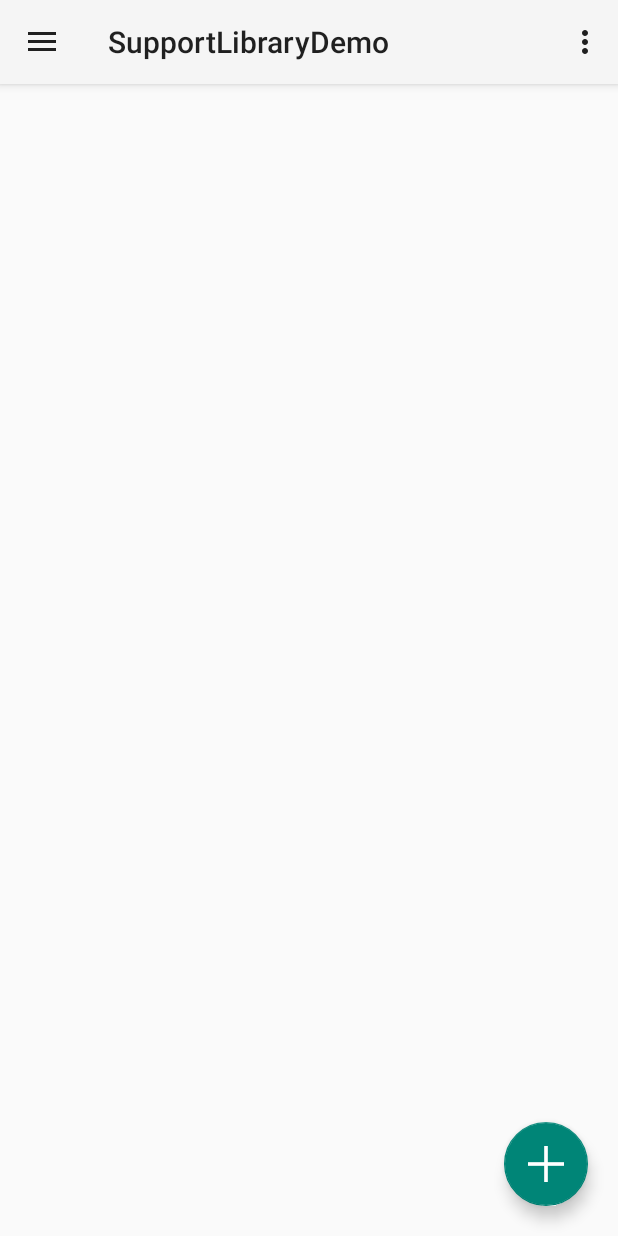
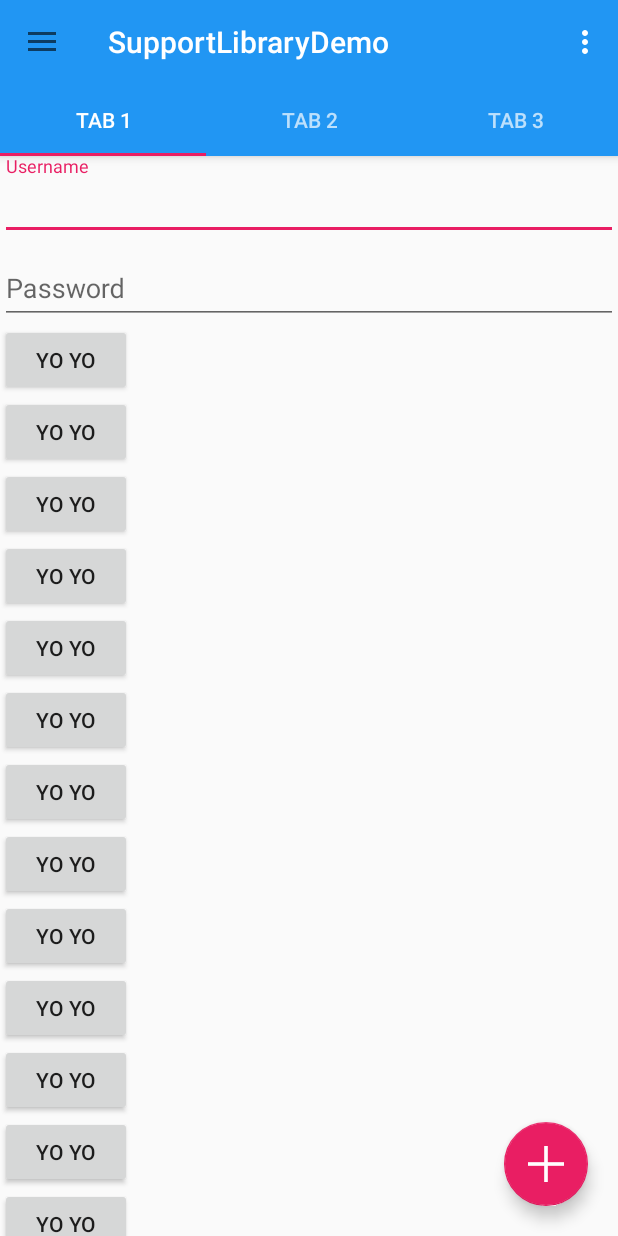
Before and after one commit to ybin/AndroidDemo, an Android app: the screen it shows after launch (MainActivity), on a phone screen of 412 x 824 dp. Run offline under Robolectric (Android 15) with nearby library versions, the phone set to English and light mode, and no system bars.

Commit message:
design support library.

```diff
--- a/supportlibrarydemo/src/main/java/com/ybin/supportlibrarydemo/MainActivity.java
+++ b/supportlibrarydemo/src/main/java/com/ybin/supportlibrarydemo/MainActivity.java
@@ -2,18 +2,44 @@ package com.ybin.supportlibrarydemo;
 
 import android.content.res.Configuration;
 import android.os.Bundle;
+import android.support.design.widget.CollapsingToolbarLayout;
+import android.support.design.widget.CoordinatorLayout;
+import android.support.design.widget.FloatingActionButton;
+import android.support.design.widget.Snackbar;
+import android.support.design.widget.TabLayout;
 import android.support.v4.widget.DrawerLayout;
 import android.support.v7.app.ActionBar;
 import android.support.v7.app.ActionBarDrawerToggle;
 import android.support.v7.app.AppCompatActivity;
+import android.support.v7.widget.Toolbar;
 import android.util.Log;
 import android.view.Menu;
 import android.view.MenuItem;
+import android.view.View;
 
 public class MainActivity extends AppCompatActivity {
     private static final String TAG = MainActivity.class.getSimpleName();
 
+    /**
+     * App的整体布局就是一个DrawerLayout，它分为两大部分：
+     *      main frame:   内容展示区域
+     *      drawer frame: 滑动抽屉区域
+     * 为了使得drawer跟toolbar(action bar)实现联动，如点击toolbar icon会
+     * 弹出、收缩drawer，手动关闭或者打开drawer(如左右滑动)时toolbar icon
+     * 会有动画效果，即toolbar和drawer是有联动关系的，于是便创建了DrawerToggle
+     * 类，它实现了DrawerListener接口，也是可以处理drawer的打开、关闭等事件，
+     *      mDrawerLayout.setDrawerListener(mDrawerToggle);
+     * 这样就把drawer跟drawer toggle关联起来了。其次还要把drawer toggle跟
+     * toolbar关联起来，
+     *      onOptionsItemSelected()中首先调用drawer toggle接口，
+     *      if (mDrawerToggle.onOptionsItemSelected(item)) {
+     *          return true;
+     *      }
+     * 这样toolbar的事件就传递给drawer toggle了，而它会将这些事件转换为
+     * drawer的打开、关闭等动作。
+     */
     private DrawerLayout mDrawerLayout;
+    private CoordinatorLayout mRootContentView;
     private ActionBarDrawerToggle mDrawerToggle;
 
     @Override
@@ -22,6 +48,7 @@ public class MainActivity extends AppCompatActivity {
         setContentView(R.layout.activity_main);
 
         mDrawerLayout = (DrawerLayout) findViewById(R.id.drawer_layout);
+        mRootContentView = (CoordinatorLayout) findViewById(R.id.main_frame);
         mDrawerToggle = new ActionBarDrawerToggle(
                 this,
                 mDrawerLayout,
@@ -29,11 +56,7 @@ public class MainActivity extends AppCompatActivity {
                 R.string.close_drawer_desc);
         mDrawerLayout.setDrawerListener(mDrawerToggle);
 
-        ActionBar actionBar = getSupportActionBar();
-        if (actionBar != null) {
-            actionBar.setHomeButtonEnabled(true);
-            actionBar.setDisplayHomeAsUpEnabled(true);
-        }
+        initInstance();
     }
 
     @Override
@@ -55,12 +78,9 @@ public class MainActivity extends AppCompatActivity {
         return true;
     }
 
-    int num = 0;
     @Override
     public boolean onOptionsItemSelected(MenuItem item) {
         Log.d(TAG, "onOptionsItemSelected() called with " + "item = [" + item.getItemId() + "]");
-
-
 
         if (mDrawerToggle.onOptionsItemSelected(item)) {
             return true;
@@ -78,4 +98,38 @@ public class MainActivity extends AppCompatActivity {
 
         return super.onOptionsItemSelected(item);
     }
+
+    private void initInstance() {
+        FloatingActionButton fab = (FloatingActionButton) findViewById(R.id.fab);
+        fab.setOnClickListener(new View.OnClickListener() {
+            @Override
+            public void onClick(View v) {
+                Snackbar.make(mRootContentView, "Hello, snackbar", Snackbar.LENGTH_SHORT)
+                        .setAction("UNDO", new View.OnClickListener() {
+                            @Override
+                            public void onClick(View v) {
+                                //
+                            }
+                        }).show();
+            }
+        });
+
+        // tool bar
+        Toolbar toolBar = (Toolbar) findViewById(R.id.toolbar);
+        setSupportActionBar(toolBar);
+        ActionBar actionBar = getSupportActionBar();
+        if (actionBar != null) {
+            actionBar.setHomeButtonEnabled(true);
+            actionBar.setDisplayHomeAsUpEnabled(true);
+        }
+
+        // tab layout
+        TabLayout tabLayout = (TabLayout) findViewById(R.id.tabLayout);
+        tabLayout.addTab(tabLayout.newTab().setText("Tab 1"));
+        tabLayout.addTab(tabLayout.newTab().setText("Tab 2"));
+        tabLayout.addTab(tabLayout.newTab().setText("Tab 3"));
+
+//        CollapsingToolbarLayout collapsingToolbarLayout = (CollapsingToolbarLayout) findViewById(R.id.collapsingToolbarLayout);
+//        collapsingToolbarLayout.setTitle("Design Library");
+    }
 }
--- a/supportlibrarydemo/src/main/res/layout/activity_main.xml
+++ b/supportlibrarydemo/src/main/res/layout/activity_main.xml
@@ -1,35 +1,32 @@
+<?xml version="1.0" encoding="utf-8"?>
 <android.support.v4.widget.DrawerLayout
     android:id="@+id/drawer_layout"
     xmlns:android="http://schemas.android.com/apk/res/android"
+    xmlns:app="http://schemas.android.com/apk/res-auto"
     android:layout_width="match_parent"
     android:layout_height="match_parent">
 
-    <FrameLayout
-        android:id="@+id/main_content"
+    <!-- main frame -->
+    <android.support.design.widget.CoordinatorLayout
+        android:id="@+id/main_frame"
         android:layout_width="match_parent"
         android:layout_height="match_parent">
 
-        <android.support.design.widget.FloatingActionButton
-            android:layout_width="wrap_content"
-            android:layout_height="wrap_content"
-            android:src="@drawable/ic_plus"
-            android:layout_margin="20dp"
-            android:layout_gravity="bottom|end"/>
+        <include layout="@layout/app_bar"/>
+        <include layout="@layout/main_content"/>
+        <include layout="@layout/floating_action_bar"/>
 
-    </FrameLayout>
+    </android.support.design.widget.CoordinatorLayout>
 
-    <LinearLayout
-        android:id="@+id/drawer_content"
-        android:layout_width="240dp"
+    <!-- drawer frame -->
+    <android.support.design.widget.NavigationView
+        android:id="@+id/navigation_frame"
+        android:layout_width="wrap_content"
         android:layout_height="match_parent"
         android:layout_gravity="start"
-        android:background="#fff"
-        android:orientation="vertical">
-
-        <TextView android:layout_width="wrap_content" android:layout_height="wrap_content"
-            android:textAppearance="?android:attr/textAppearanceLarge"/>
-
-    </LinearLayout>
-
+        app:headerLayout="@layout/nav_header"
+        app:itemIconTint="#333"
+        app:itemTextColor="#333"
+        app:menu="@menu/nav_drawer_items"/>
 
 </android.support.v4.widget.DrawerLayout>
--- /dev/null
+++ b/supportlibrarydemo/src/main/res/layout/app_bar.xml
@@ -0,0 +1,51 @@
+<?xml version="1.0" encoding="utf-8"?>
+<!-- the application bar -->
+<android.support.design.widget.AppBarLayout
+    xmlns:android="http://schemas.android.com/apk/res/android"
+    xmlns:app="http://schemas.android.com/apk/res-auto"
+    android:layout_width="match_parent"
+    android:layout_height="wrap_content"
+    android:theme="@style/ThemeOverlay.AppCompat.Dark.ActionBar">
+
+    <!--<android.support.design.widget.CollapsingToolbarLayout
+        android:id="@+id/collapsingToolbarLayout"
+        android:layout_width="match_parent"
+        android:layout_height="match_parent"
+        app:contentScrim="?attr/colorPrimary"
+        app:layout_scrollFlags="scroll|exitUntilCollapsed">
+
+        <ImageView
+            android:layout_width="match_parent"
+            android:layout_height="match_parent"
+            android:scaleType="centerCrop"
+            android:src="@drawable/header"
+            app:layout_collapseMode="parallax"
+            app:layout_collapseParallaxMultiplier="0.7"/>
+
+        <android.support.v7.widget.Toolbar
+            android:id="@+id/toolbar"
+            android:layout_width="match_parent"
+            android:layout_height="?attr/actionBarSize"
+            android:minHeight="?attr/actionBarSize"
+            app:layout_collapseMode="pin"
+            app:popupTheme="@style/ThemeOverlay.AppCompat.Light"
+            app:theme="@style/ThemeOverlay.AppCompat.Dark.ActionBar"/>
+
+    </android.support.design.widget.CollapsingToolbarLayout>-->
+
+    <android.support.v7.widget.Toolbar
+        android:id="@+id/toolbar"
+        android:layout_width="match_parent"
+        android:layout_height="?attr/actionBarSize"
+        android:minHeight="?attr/actionBarSize"
+        app:layout_collapseMode="pin"
+        app:popupTheme="@style/ThemeOverlay.AppCompat.Light"
+        app:theme="@style/ThemeOverlay.AppCompat.Dark.ActionBar"/>
+
+    <!-- tab layout -->
+    <android.support.design.widget.TabLayout
+        android:id="@+id/tabLayout"
+        android:layout_width="match_parent"
+        android:layout_height="wrap_content"
+        app:theme="@style/ThemeOverlay.AppCompat.Dark.ActionBar"/>
+</android.support.design.widget.AppBarLayout>
--- /dev/null
+++ b/supportlibrarydemo/src/main/res/layout/floating_action_bar.xml
@@ -0,0 +1,10 @@
+<?xml version="1.0" encoding="utf-8"?>
+<!-- floating action bar, must be the last one -->
+<android.support.design.widget.FloatingActionButton
+    android:id="@+id/fab"
+    xmlns:android="http://schemas.android.com/apk/res/android"
+    android:layout_width="wrap_content"
+    android:layout_height="wrap_content"
+    android:layout_gravity="bottom|end"
+    android:layout_margin="20dp"
+    android:src="@drawable/ic_plus"/>
--- /dev/null
+++ b/supportlibrarydemo/src/main/res/layout/main_content.xml
@@ -0,0 +1,95 @@
+<?xml version="1.0" encoding="utf-8"?>
+<!-- the real main content -->
+<android.support.v4.widget.NestedScrollView
+    xmlns:android="http://schemas.android.com/apk/res/android"
+    xmlns:app="http://schemas.android.com/apk/res-auto"
+    android:layout_width="match_parent"
+    android:layout_height="match_parent"
+    android:fillViewport="true"
+    app:layout_behavior="@string/appbar_scrolling_view_behavior">
+    <LinearLayout
+        android:layout_width="match_parent"
+        android:layout_height="match_parent"
+        android:orientation="vertical">
+
+        <android.support.design.widget.TextInputLayout
+            android:layout_width="match_parent"
+            android:layout_height="wrap_content">
+            <EditText
+                android:layout_width="match_parent"
+                android:layout_height="wrap_content"
+                android:hint="Username"
+                android:imeOptions="actionNext"/>
+        </android.support.design.widget.TextInputLayout>
+
+        <android.support.design.widget.TextInputLayout
+            android:layout_width="match_parent"
+            android:layout_height="wrap_content">
+            <EditText
+                android:layout_width="match_parent"
+                android:layout_height="wrap_content"
+                android:hint="Password"/>
+        </android.support.design.widget.TextInputLayout>
+
+        <Button
+            android:layout_width="wrap_content"
+            android:layout_height="wrap_content"
+            android:text="Yo Yo"/>
+        <Button
+            android:layout_width="wrap_content"
+            android:layout_height="wrap_content"
+            android:text="Yo Yo"/>
+        <Button
+            android:layout_width="wrap_content"
+            android:layout_height="wrap_content"
+            android:text="Yo Yo"/>
+        <Button
+            android:layout_width="wrap_content"
+            android:layout_height="wrap_content"
+            android:text="Yo Yo"/>
+        <Button
+            android:layout_width="wrap_content"
+            android:layout_height="wrap_content"
+            android:text="Yo Yo"/>
+        <Button
+            android:layout_width="wrap_content"
+            android:layout_height="wrap_content"
+            android:text="Yo Yo"/>
+        <Button
+            android:layout_width="wrap_content"
+            android:layout_height="wrap_content"
+            android:text="Yo Yo"/>
+        <Button
+            android:layout_width="wrap_content"
+            android:layout_height="wrap_content"
+            android:text="Yo Yo"/>
+        <Button
+            android:layout_width="wrap_content"
+            android:layout_height="wrap_content"
+            android:text="Yo Yo"/>
+        <Button
+            android:layout_width="wrap_content"
+            android:layout_height="wrap_content"
+            android:text="Yo Yo"/>
+        <Button
+            android:layout_width="wrap_content"
+            android:layout_height="wrap_content"
+            android:text="Yo Yo"/>
+        <Button
+            android:layout_width="wrap_content"
+            android:layout_height="wrap_content"
+            android:text="Yo Yo"/>
+        <Button
+            android:layout_width="wrap_content"
+            android:layout_height="wrap_content"
+            android:text="Yo Yo"/>
+        <Button
+            android:layout_width="wrap_content"
+            android:layout_height="wrap_content"
+            android:text="Yo Yo"/>
+        <Button
+            android:layout_width="wrap_content"
+            android:layout_height="wrap_content"
+            android:text="Yo Yo"/>
+    </LinearLayout>
+</android.support.v4.widget.NestedScrollView>
--- /dev/null
+++ b/supportlibrarydemo/src/main/res/layout/nav_header.xml
@@ -0,0 +1,29 @@
+<?xml version="1.0" encoding="utf-8"?>
+<RelativeLayout
+    xmlns:android="http://schemas.android.com/apk/res/android"
+    android:layout_width="match_parent"
+    android:layout_height="192dp"
+    android:theme="@style/ThemeOverlay.AppCompat.Dark">
+
+    <ImageView
+        android:layout_width="match_parent"
+        android:layout_height="match_parent"
+        android:scaleType="centerCrop"
+        android:src="@drawable/nav_header_bg"/>
+
+    <ImageView
+        android:id="@+id/photo"
+        android:layout_width="wrap_content"
+        android:layout_height="wrap_content"
+        android:layout_centerInParent="true"
+        android:src="@drawable/nuuneoi"/>
+
+    <TextView
+        android:layout_width="wrap_content"
+        android:layout_height="wrap_content"
+        android:layout_below="@id/photo"
+        android:layout_centerHorizontal="true"
+        android:text="nuuneoi"
+        android:textAppearance="@style/TextAppearance.AppCompat.Body1"/>
+
+</RelativeLayout>
--- /dev/null
+++ b/supportlibrarydemo/src/main/res/menu/nav_drawer_items.xml
@@ -0,0 +1,25 @@
+<?xml version="1.0" encoding="utf-8"?>
+<menu xmlns:android="http://schemas.android.com/apk/res/android">
+
+    <group android:checkableBehavior="all">
+        <item
+            android:id="@+id/navItem1"
+            android:icon="@drawable/ic_action_location_found_dark"
+            android:title="Home"/>
+        <item
+            android:id="@+id/navItem2"
+            android:icon="@drawable/ic_action_location_found_dark"
+            android:title="Blog"/>
+
+        <item
+            android:id="@+id/navItem3"
+            android:icon="@drawable/ic_action_location_found_dark"
+            android:title="About"/>
+
+        <item
+            android:id="@+id/navItem4"
+            android:icon="@drawable/ic_action_location_found_dark"
+            android:title="Contact"/>
+    </group>
+
+</menu>
--- a/supportlibrarydemo/src/main/res/values-v21/styles.xml
+++ b/supportlibrarydemo/src/main/res/values-v21/styles.xml
@@ -1,7 +1,8 @@
 <?xml version="1.0" encoding="utf-8"?>
 <resources>
-    <style name="AppTheme" parent="Theme.AppCompat.Light">
-        <!--<item name="colorAccent">?android:colorAccent</item>
-        <item name="colorControlHighlight">?android:colorControlHighlight</item>-->
+    <style name="AppTheme" parent="Theme.AppCompat.Light.NoActionBar">
+        <item name="colorPrimary">#2196F3</item>
+        <item name="colorPrimaryDark">#1565C0</item>
+        <item name="colorAccent">#E91E63</item>
     </style>
 </resources>
--- a/supportlibrarydemo/src/main/res/values/styles.xml
+++ b/supportlibrarydemo/src/main/res/values/styles.xml
@@ -1,7 +1,7 @@
 <resources>
 
     <!-- Base application theme. -->
-    <style name="AppTheme" parent="android:Theme.Holo.Light.DarkActionBar">
+    <style name="AppTheme" parent="android:Theme.Holo.Light.NoActionBar">
         <!-- Customize your theme here. -->
     </style>
 
```
Also changed, not shown: supportlibrarydemo/src/main/res/drawable-xxhdpi/header.jpg (added), supportlibrarydemo/src/main/res/drawable-xxhdpi/ic_action_location_found_dark.png (added), supportlibrarydemo/src/main/res/drawable-xxhdpi/nav_header_bg.jpg (added), supportlibrarydemo/src/main/res/drawable-xxhdpi/nuuneoi.png (added).
